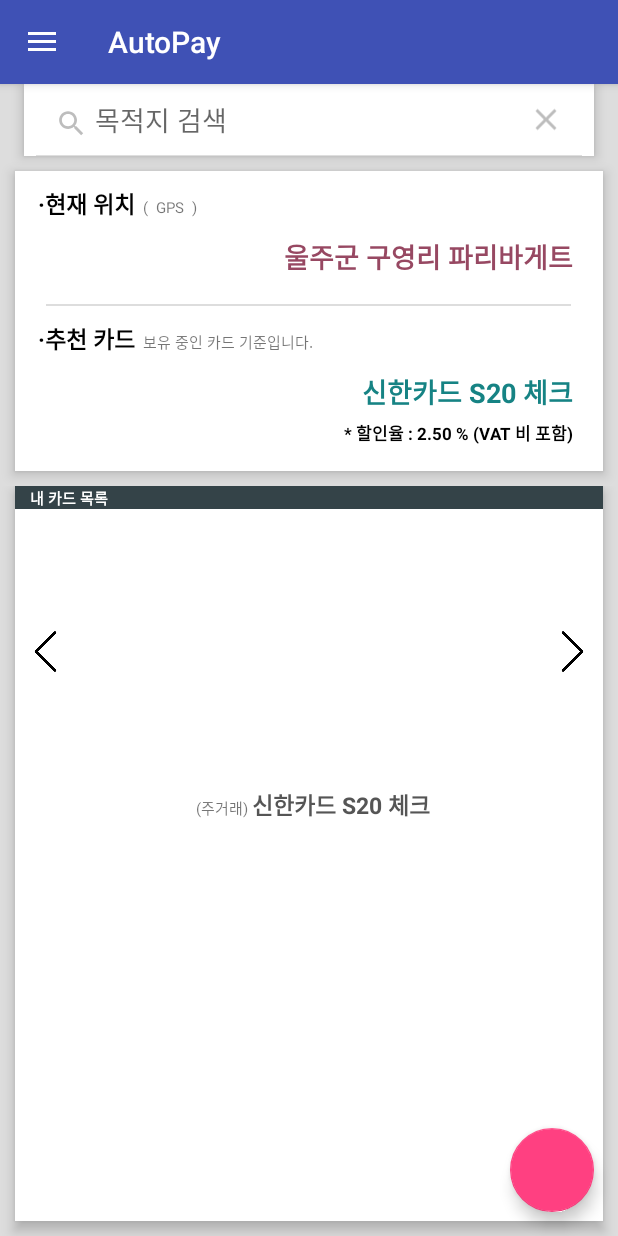
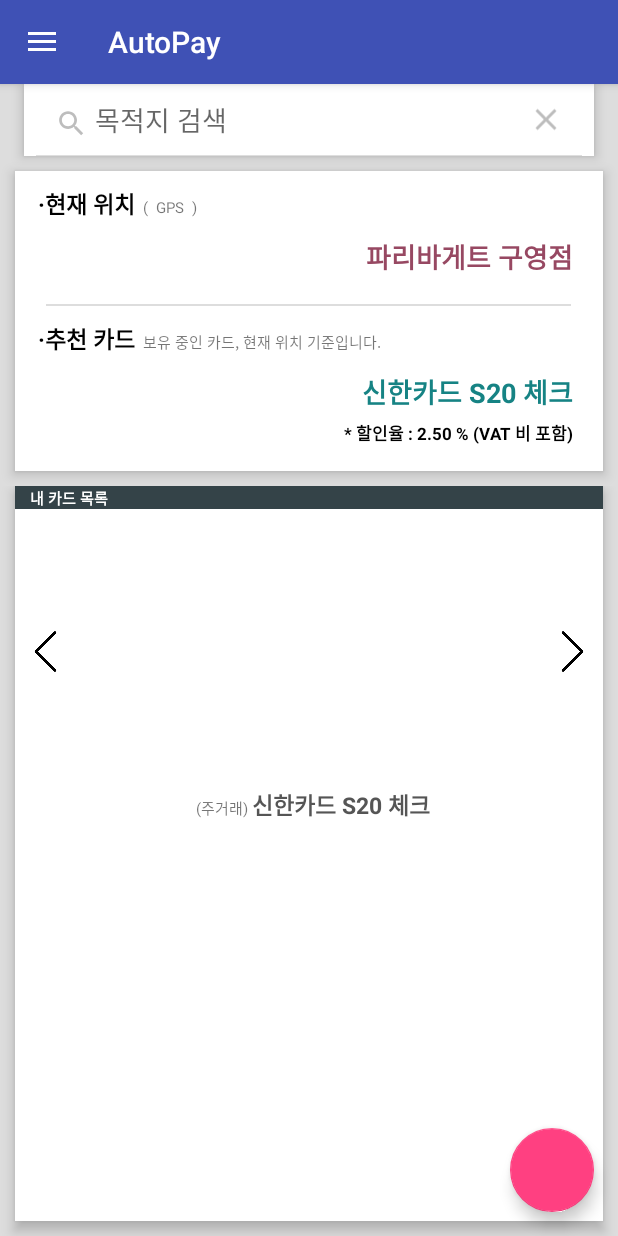
Before and after one commit to CheongWoonHyoung/180127_AutoPay, an Android app: the screen it shows after launch (MainActivity), after a tap on an icon or button, on a phone screen of 412 x 824 dp. Run offline under Robolectric (Android 15) with nearby library versions, the phone set to English and light mode, and no system bars; libraries missing offline, so code that uses them is left out: com.kakao.auth, com.kakao.network, com.kakao.usermgmt, com.kakao.util; 2 statements that could not run were skipped; 2 other taps on this screen came first.

```diff
--- a/app/src/main/java/com/example/sarpa/autopay/MainActivity.java
+++ b/app/src/main/java/com/example/sarpa/autopay/MainActivity.java
@@ -51,6 +51,12 @@ import java.util.Date;
 public class MainActivity extends AppCompatActivity
         implements NavigationView.OnNavigationItemSelectedListener {
 
+    final String c_names[] = {"AutoPay", "신한카드 S20 체크", "국민카드 노리 체크", "현대카드 M 체크"};
+    String c_value[];
+    final String c_value1[] = {"N", "2.50", "2.30", "1.80"};
+    final String c_value2[] = {"N", "2.35", "2.80", "1.90"};
+
+    private int c_value_id=1;
     Button btnShowLocation;
     Button btn_card_left;
     Button btn_card_right;
@@ -79,6 +85,18 @@ public class MainActivity extends AppCompatActivity
         super.onCreate(savedInstanceState);
         setContentView(R.layout.activity_main);
         mContext = this;
+
+        currentposition = (TextView)findViewById(R.id.currentposition);
+        btn_card_left = (Button)findViewById(R.id.card_left_arrow);
+        btn_card_right = (Button)findViewById(R.id.card_right_arrow);
+        iv_card = (ImageView)findViewById(R.id.card_img_viewer);
+        tv_card_name = (TextView)findViewById(R.id.card_name);
+        tv_card_priority = (TextView)findViewById(R.id.card_priority);
+        tv_recom_card_name = (TextView)findViewById(R.id.recommend_card_id);
+        tv_recom_card_value = (TextView)findViewById(R.id.recommend_card_value);
+
+        currentposition.setText("파리바게트 구영점");
+
         // 다이얼로그 바디
         AlertDialog.Builder alert_confirm = new AlertDialog.Builder(this);
         // 메세지
@@ -108,38 +126,16 @@ public class MainActivity extends AppCompatActivity
             }
         });
 
-        currentposition = (TextView)findViewById(R.id.currentposition);
-        btn_card_left = (Button)findViewById(R.id.card_left_arrow);
-        btn_card_right = (Button)findViewById(R.id.card_right_arrow);
-        iv_card = (ImageView)findViewById(R.id.card_img_viewer);
-        tv_card_name = (TextView)findViewById(R.id.card_name);
-        tv_card_priority = (TextView)findViewById(R.id.card_priority);
-        tv_recom_card_name = (TextView)findViewById(R.id.recommend_card_id);
-        tv_recom_card_value = (TextView)findViewById(R.id.recommend_card_value);
-
-        final String c_names[] = {"AutoPay", "신한카드 S20 체크", "국민카드 노리 체크", "현대카드 M 체크"};
-        final String c_value[] = {"N", "2.50", "2.30", "1.80"};
-
-        //\u002A 할인율 : N % (VAT 비 포함)
-
         btn_card_left.setOnClickListener(new View.OnClickListener(){
             public void onClick(View v){
                 if (card_cnt > 0) {
                     card_cnt = card_cnt - 1;
                 }
-                String card_id = "@drawable/card_img"+card_cnt;
-                Log.w("left:", card_id);
-                int resID = getResources().getIdentifier(card_id, "drawable", getPackageName());
-                iv_card.setImageResource(resID);
-
-                tv_card_name.setText(c_names[card_cnt]);
-                tv_recom_card_name.setText(c_names[card_cnt]);
-                tv_recom_card_value.setText("\u002A 할인율 : " + c_value[card_cnt] + " % (VAT 비 포함)");
-                if (card_cnt == 1){
-                    tv_card_priority.setText("(주거래) ");
+                if (c_value_id == 1) {
+                    content_view_updater(card_cnt, c_value1);
                 }
                 else{
-                    tv_card_priority.setText("");
+                    content_view_updater(card_cnt, c_value2);
                 }
             }
         });
@@ -148,19 +144,11 @@ public class MainActivity extends AppCompatActivity
                 if (card_cnt < 3) {
                     card_cnt = card_cnt + 1;
                 }
-                String card_id = "@drawable/card_img"+card_cnt;
-                Log.w("right:", card_id);
-                int resID = getResources().getIdentifier(card_id, "drawable", getPackageName());
-                iv_card.setImageResource(resID);
-
-                tv_card_name.setText(c_names[card_cnt]);
-                tv_recom_card_name.setText(c_names[card_cnt]);
-                tv_recom_card_value.setText("\u002A 할인율 : " + c_value[card_cnt] + " % (VAT 비 포함)");
-                if (card_cnt == 1){
-                    tv_card_priority.setText("(주거래) ");
+                if (c_value_id == 1) {
+                    content_view_updater(card_cnt, c_value1);
                 }
                 else{
-                    tv_card_priority.setText("");
+                    content_view_updater(card_cnt, c_value2);
                 }
             }
         });
@@ -175,15 +163,10 @@ public class MainActivity extends AppCompatActivity
         });
 
         AlertDialog alert = alert_confirm.create();
-
-
         // 다이얼로그 타이틀
         alert.setTitle("GPS Search");
         // 다이얼로그 보기
         alert.show();
-
-
-
 
         searchView=(SearchView)findViewById(R.id.searchView);
         searchView.setQueryHint("목적지 검색");
@@ -272,6 +255,36 @@ public class MainActivity extends AppCompatActivity
 
     }
 
+    @Override
+    public void onResume() {
+        super.onResume();
+        Intent intent = getIntent();
+        Bundle extras = intent.getExtras();
+        if (extras != null) {
+            String place_name = intent.getStringExtra("place_name");
+            int card_cnt_up = intent.getIntExtra("card_cnt", 2);
+            c_value_id = intent.getIntExtra("c_value_id", 1);
+            content_view_updater(card_cnt_up, c_value2);
+            currentposition.setText(place_name);
+        }
+    }
+
+    public void content_view_updater(int card_cnt, String[] c_value){
+        String card_id = "@drawable/card_img"+card_cnt;
+        Log.w("left:", card_id);
+        int resID = getResources().getIdentifier(card_id, "drawable", getPackageName());
+        iv_card.setImageResource(resID);
+
+        tv_card_name.setText(c_names[card_cnt]);
+        tv_recom_card_name.setText(c_names[card_cnt]);
+        tv_recom_card_value.setText("\u002A 할인율 : " + c_value[card_cnt] + " % (VAT 비 포함)");
+        if (card_cnt == 1){
+            tv_card_priority.setText("(주거래) ");
+        }
+        else{
+            tv_card_priority.setText("");
+        }
+    }
     public void makeNewGpsService() {
         if (gps == null) {
             gps = new GPSTracker(MainActivity.this, mHandler);
--- a/app/src/main/java/com/example/sarpa/autopay/MapActivity.java
+++ b/app/src/main/java/com/example/sarpa/autopay/MapActivity.java
@@ -54,6 +54,7 @@ public class MapActivity extends AppCompatActivity {
                 Intent intent = new Intent(getApplicationContext(), MainActivity.class);
                 intent.putExtra("place_name", "랑콩뜨레 구영점");
                 intent.putExtra("card_cnt", 2);
+                intent.putExtra("c_value_id", 2);
                 startActivity(intent);
                 ((MainActivity)MainActivity.mContext).change(1);
             }
--- a/app/src/main/res/layout/content_main.xml
+++ b/app/src/main/res/layout/content_main.xml
@@ -78,15 +78,15 @@
 
                     <TextView
                         android:id="@+id/currentposition"
-                        android:layout_gravity="right"
-                        android:textStyle="bold"
-                        android:textColor="#974862"
-                        android:layout_marginTop="10dp"
-                        android:layout_marginRight="20dp"
                         android:layout_width="wrap_content"
                         android:layout_height="wrap_content"
+                        android:layout_gravity="right"
+                        android:layout_marginRight="20dp"
+                        android:layout_marginTop="10dp"
+                        android:text="울주군 구영리 파리바게트"
+                        android:textColor="#974862"
                         android:textSize="18dp"
-                        android:text="울주군 구영리 파리바게트"/>
+                        android:textStyle="bold" />
                 </LinearLayout>
                 <LinearLayout
                     android:layout_gravity="center"
@@ -119,7 +119,7 @@
                             android:layout_marginTop="10dp"
                             android:layout_width="wrap_content"
                             android:layout_height="wrap_content"
-                            android:text="보유 중인 카드 기준입니다."/>
+                            android:text="보유 중인 카드, 현재 위치 기준입니다."/>
                     </LinearLayout>
 
                     <TextView
```
